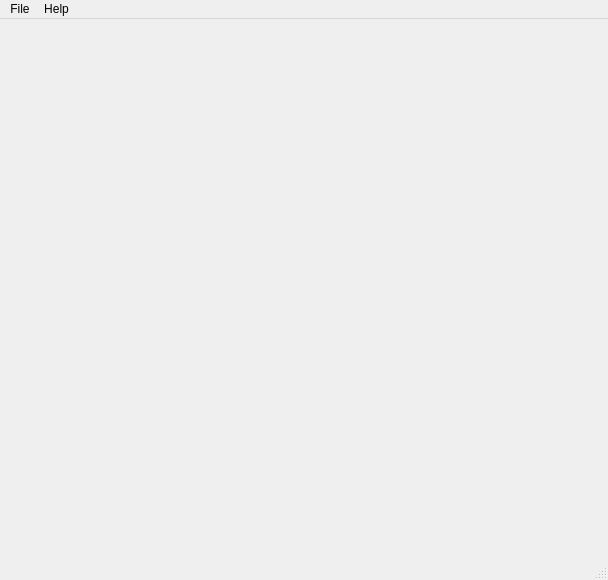
The window that card_editor_main.ui (randall-frank/heresy-card-builder) describes before a commit, drawn with Qt 5.
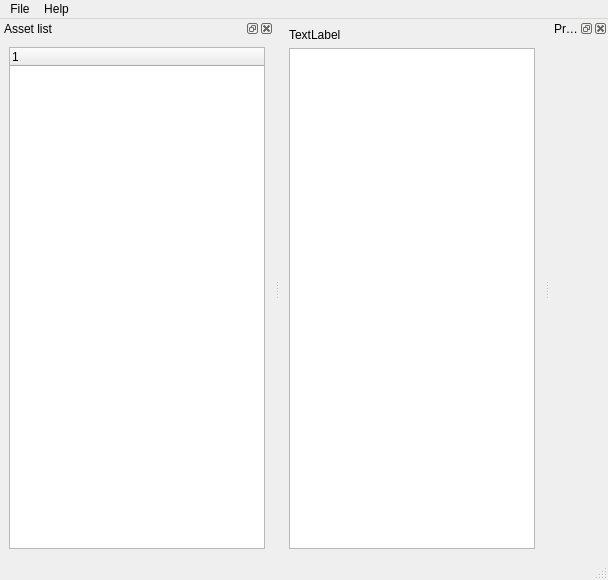
The same window after the commit. Icons and pictures are not drawn.

The edit to the form file:
```diff
--- a/card_editor_main.ui
+++ b/card_editor_main.ui
@@ -17,7 +17,20 @@
    <iconset resource="card_editor_res.qrc">
     <normaloff>:/images/icon</normaloff>:/images/icon</iconset>
   </property>
-  <widget class="QWidget" name="centralwidget"/>
+  <widget class="QWidget" name="centralwidget">
+   <layout class="QVBoxLayout" name="verticalLayout_3">
+    <item>
+     <widget class="QLabel" name="lblInfo">
+      <property name="text">
+       <string>TextLabel</string>
+      </property>
+     </widget>
+    </item>
+    <item>
+     <widget class="QGraphicsView" name="graphicsView"/>
+    </item>
+   </layout>
+  </widget>
   <widget class="QMenuBar" name="menubar">
    <property name="geometry">
     <rect>
@@ -43,6 +56,45 @@
    <addaction name="menuHelp"/>
   </widget>
   <widget class="QStatusBar" name="statusbar"/>
+  <widget class="QDockWidget" name="dwAssets">
+   <property name="windowTitle">
+    <string>Asset list</string>
+   </property>
+   <attribute name="dockWidgetArea">
+    <number>1</number>
+   </attribute>
+   <widget class="QWidget" name="dockWidgetContents">
+    <layout class="QVBoxLayout" name="verticalLayout">
+     <item>
+      <widget class="QTreeWidget" name="twAssets">
+       <column>
+        <property name="text">
+         <string notr="true">1</string>
+        </property>
+       </column>
+      </widget>
+     </item>
+    </layout>
+   </widget>
+  </widget>
+  <widget class="QDockWidget" name="dwProperties">
+   <property name="windowTitle">
+    <string>Properties</string>
+   </property>
+   <attribute name="dockWidgetArea">
+    <number>2</number>
+   </attribute>
+   <widget class="QWidget" name="dockWidgetContents_2">
+    <layout class="QVBoxLayout" name="verticalLayout_2">
+     <item>
+      <widget class="QStackedWidget" name="swRoot">
+       <widget class="QWidget" name="page"/>
+       <widget class="QWidget" name="page_2"/>
+      </widget>
+     </item>
+    </layout>
+   </widget>
+  </widget>
   <action name="actionQuit">
    <property name="text">
     <string>Quit</string>
```
Left out of the diff: 93 changed lines with no effect on the pictures.
